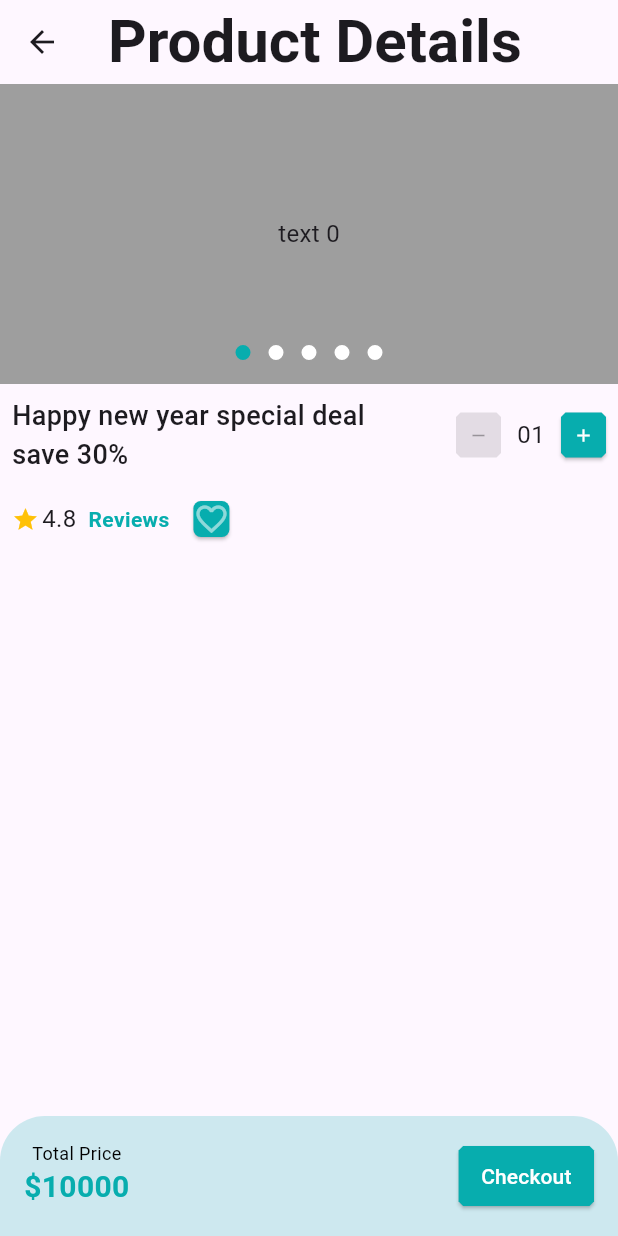
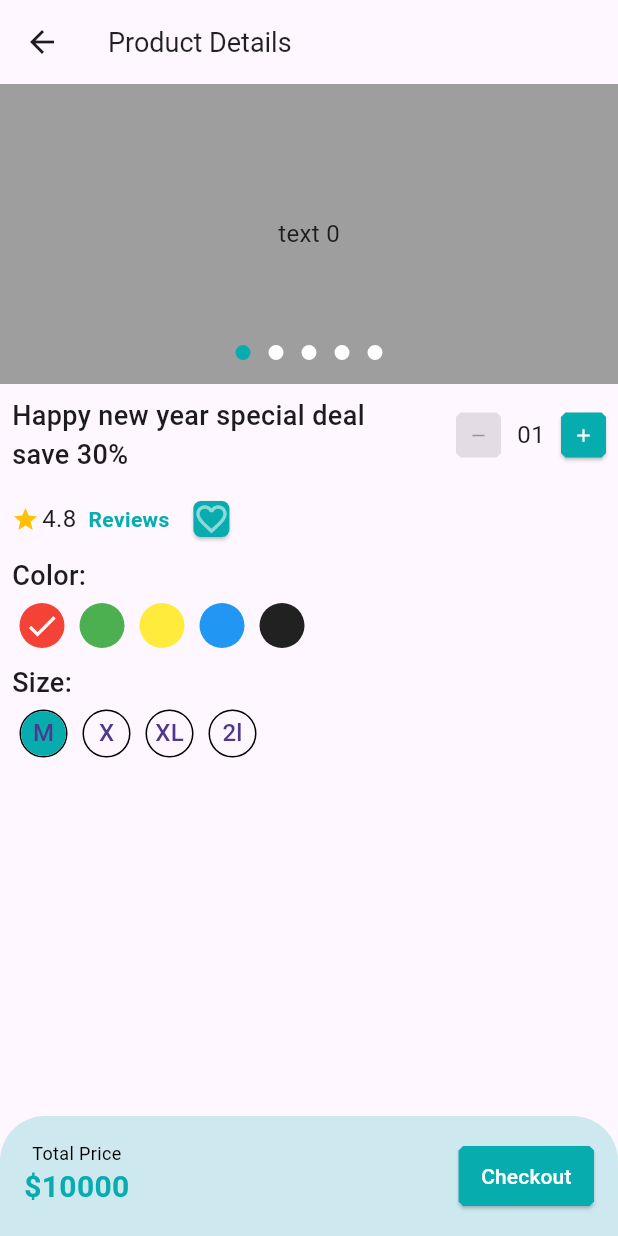
Before and after one commit to devruhulamin/flutter-ecommerce-app, a Flutter app: the ProductDetails screen opened directly, on a phone screen of 412 x 824 dp. Run offline on Flutter 3.47's test engine with Material 3 defaults, Android fonts, the phone set to English and light mode, and no system bars; drawn by our look-alikes of carousel_slider; our stand-ins replace get, pin_code_fields.

Commit message:
added color selector and size selector

```diff
--- /dev/null
+++ b/lib/presentation/ui/screens/product_details/components/colors_selector.dart
@@ -0,0 +1,38 @@
+import 'package:flutter/material.dart';
+
+class ProductColorSelector extends StatelessWidget {
+  ProductColorSelector({super.key});
+  final isSelected = ValueNotifier<Color>(Colors.red);
+
+  @override
+  Widget build(BuildContext context) {
+    return Row(
+      children:
+          [Colors.red, Colors.green, Colors.yellow, Colors.blue, Colors.black87]
+              .map((e) => InkWell(
+                    onTap: () {
+                      isSelected.value = e;
+                    },
+                    borderRadius: BorderRadius.circular(15),
+                    child: Padding(
+                        padding: const EdgeInsets.all(5),
+                        child: ValueListenableBuilder(
+                          valueListenable: isSelected,
+                          builder: (context, value, child) {
+                            return CircleAvatar(
+                              radius: 15,
+                              backgroundColor: e,
+                              child: value == e
+                                  ? const Icon(
+                                      Icons.done,
+                                      color: Colors.white,
+                                    )
+                                  : null,
+                            );
+                          },
+                        )),
+                  ))
+              .toList(),
+    );
+  }
+}
--- /dev/null
+++ b/lib/presentation/ui/screens/product_details/components/product_size_selector.dart
@@ -0,0 +1,47 @@
+import 'package:crafty_bay_ruhulaminjr/presentation/ui/utilities/app_colors.dart';
+import 'package:flutter/material.dart';
+
+class ProductSizeSelector extends StatelessWidget {
+  ProductSizeSelector({super.key});
+  final isSelected = ValueNotifier<String>('M');
+
+  @override
+  Widget build(BuildContext context) {
+    return Row(
+      children: [
+        "M",
+        "X",
+        "XL",
+        "2l",
+      ]
+          .map((e) => InkWell(
+                onTap: () {
+                  isSelected.value = e;
+                },
+                borderRadius: BorderRadius.circular(15),
+                child: Padding(
+                    padding: const EdgeInsets.all(5),
+                    child: ValueListenableBuilder(
+                      valueListenable: isSelected,
+                      builder: (context, value, child) {
+                        return Container(
+                          decoration: BoxDecoration(
+                              border: Border.all(
+                                color: Colors.black,
+                              ),
+                              borderRadius: BorderRadius.circular(30)),
+                          child: CircleAvatar(
+                            radius: 15,
+                            backgroundColor: value == e
+                                ? AppColors.primaryColor
+                                : Colors.transparent,
+                            child: Text(e),
+                          ),
+                        );
+                      },
+                    )),
+              ))
+          .toList(),
+    );
+  }
+}
--- a/lib/presentation/ui/screens/product_details/product_details.dart
+++ b/lib/presentation/ui/screens/product_details/product_details.dart
@@ -1,7 +1,8 @@
+import 'package:crafty_bay_ruhulaminjr/presentation/ui/screens/product_details/components/colors_selector.dart';
 import 'package:crafty_bay_ruhulaminjr/presentation/ui/screens/product_details/components/hero_carousel.dart';
+import 'package:crafty_bay_ruhulaminjr/presentation/ui/screens/product_details/components/product_size_selector.dart';
 import 'package:crafty_bay_ruhulaminjr/presentation/ui/screens/products/component/product_fav_button.dart';
 import 'package:crafty_bay_ruhulaminjr/presentation/ui/screens/products/component/product_rating.dart';
-import 'package:crafty_bay_ruhulaminjr/presentation/ui/utilities/app_colors.dart';
 import 'package:crafty_bay_ruhulaminjr/presentation/ui/widget/price_with_action_button.dart';
 import 'package:crafty_bay_ruhulaminjr/presentation/ui/widget/primary_color_text.dart';
 import 'package:crafty_bay_ruhulaminjr/presentation/ui/widget/quantity_selector.dart';
@@ -23,6 +24,7 @@ class ProductDetails extends StatelessWidget {
                 Padding(
                   padding: const EdgeInsets.all(8),
                   child: Column(
+                    crossAxisAlignment: CrossAxisAlignment.start,
                     children: [
                       Row(
                         mainAxisAlignment: MainAxisAlignment.spaceBetween,
@@ -52,7 +54,25 @@ class ProductDetails extends StatelessWidget {
                           SizedBox(width: 8),
                           ProductFavoriteButton()
                         ],
-                      )
+                      ),
+                      const SizedBox(
+                        height: 5,
+                      ),
+                      const Text(
+                        "Color:",
+                        style: TextStyle(
+                            fontSize: 18, fontWeight: FontWeight.w500),
+                      ),
+                      ProductColorSelector(),
+                      const SizedBox(
+                        height: 5,
+                      ),
+                      const Text(
+                        "Size:",
+                        style: TextStyle(
+                            fontSize: 18, fontWeight: FontWeight.w500),
+                      ),
+                      ProductSizeSelector()
                     ],
                   ),
                 ),
--- a/lib/presentation/ui/theme/theme.dart
+++ b/lib/presentation/ui/theme/theme.dart
@@ -22,5 +22,7 @@ class AppThemeData {
       )),
       elevatedButtonTheme: getElevatedButtonTheme(),
       textButtonTheme: getTextButtonThemeData,
-  );
+      appBarTheme: const AppBarTheme(
+        titleTextStyle: TextStyle(fontSize: 18, color: Colors.black87),
+      ));
 }
```
Lines whose indentation alone changed are shown as unchanged.
